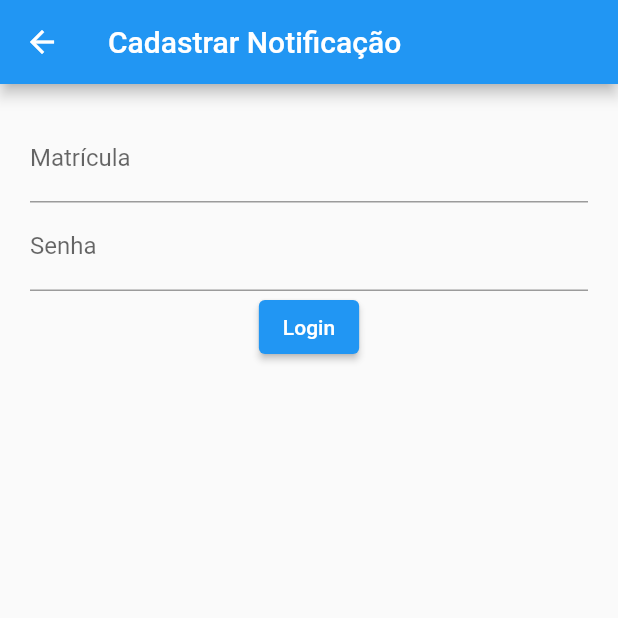
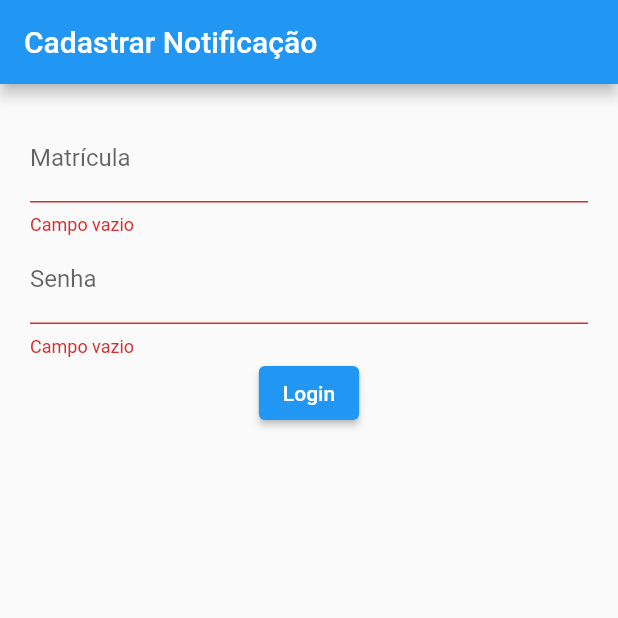
Before and after one commit to gumiri/CDNI, a Flutter app: the Login screen opened directly, after a tap on "Login", on a phone screen of 412 x 824 dp, the top half of it. Run offline on Flutter 3.47's test engine with Material 2 defaults, Android fonts, the phone set to English and light mode, and no system bars; our stand-ins replace sqflite; accounts and stored records are empty.

Commit message:
tela de login

```diff
--- a/lib/Cadastrar.dart
+++ b/lib/Cadastrar.dart
@@ -282,11 +282,9 @@ class _Cadastrar extends State<Cadastrar> {
                   if (!_editing) {
                     DatabaseProvider.db.insert(_editedNotificacao);
                   } else {
-                    DatabaseProvider.db
-                        .updateNotific(_editedNotificacao);
+                    DatabaseProvider.db.updateNotific(_editedNotificacao);
                   }
-
-                  Navigator.popUntil(context, ModalRoute.withName(Navigator.defaultRouteName));
+                  Navigator.of(context).popUntil((route) => route.isFirst);
                 },
                 child: Text('Salvar')),
           ]),
--- a/lib/CadastrarUsuario.dart
+++ b/lib/CadastrarUsuario.dart
@@ -122,7 +122,7 @@ class _CadastrarUsuario extends State<CadastrarUsuario> {
                         .updateUser(_usuario).then((value) => print("Editing"));
                   }
 
-                  Navigator.popUntil(context, ModalRoute.withName(Navigator.defaultRouteName));
+                  Navigator.of(context).popUntil((route) => route.isFirst);
                 })
           ]),
         ),
--- a/lib/Login.dart
+++ /dev/null
@@ -1,73 +0,0 @@
-import 'package:flutter/material.dart';
-import 'main.dart';
-
-class Login extends StatefulWidget {
-  @override
-  _Login createState() => _Login();
-
-
-}
-
-class _Login extends State<Login> {
-  bool login = false;
-  final _matriculaController = TextEditingController();
-  final _senhaController = TextEditingController();
-  @override
-  void initState() {
-    super.initState();
-    //Login().login = false;
-  }
-
-  bool verify() {
-    if (_matriculaController.text == "1211" &&
-        _senhaController.text == "00321") {
-        // TODO: implement setState
-      login = true;
-      main();
-      print(login);
-      return true;
-    }
-    return false;
-  }
-
-  @override
-  Widget build(BuildContext context) {
-    // TODO: implement build
-    return Scaffold(
-      appBar: AppBar(
-        title: Text("Cadastrar Notificação"),
-      ),
-      body: Center(
-          child: Container(
-        padding: EdgeInsets.all(20),
-        child: Column(children: [
-          TextFormField(
-            controller: _matriculaController,
-            decoration: InputDecoration(
-                hintText: "Digite a matrícula", labelText: "Matrícula"),
-          ),
-          TextFormField(
-            controller: _senhaController,
-            obscureText: true,
-            decoration: InputDecoration(
-              hintText: "Digite a senha",
-              labelText: "Senha",
-            ),
-          ),
-          ElevatedButton(
-            onPressed: () {
-              verify();
-              //if (verify()) {
-              //Navigator.push(
-              //context,
-              //MaterialPageRoute(builder: (context) => (MainPage())),
-              //);
-              //}
-            },
-            child: Text("Login"),
-          )
-        ]),
-      )),
-    );
-  }
-}
--- a/lib/Visualizar.dart
+++ b/lib/Visualizar.dart
@@ -78,9 +78,9 @@ class _Visualizar extends State<Visualizar> {
                     context,
                     MaterialPageRoute(
                         builder: (context) => DetailScreen(
-                            notificacao: dbList[index]))).then((value) =>
+                            notificacao: filterList[index]))).then((value) =>
                     DatabaseProvider.db.getData().then((value) => setState(() {
-                          dbList = value;
+                          filterList = dbList = value;
                         })));
               },
             );
--- a/lib/VisualizarUsuario.dart
+++ b/lib/VisualizarUsuario.dart
@@ -77,11 +77,11 @@ class _VisualizarUsuario extends State<VisualizarUsuario> {
                     context,
                     MaterialPageRoute(
                         builder: (context) =>
-                            AgenteDetail(usuario: dbList[index]))).then(
+                            AgenteDetail(usuario: filterList[index]))).then(
                     (value) => DatabaseProvider.db
                         .getUsersData()
                         .then((value) => setState(() {
-                              dbList = value;
+                              filterList = dbList = value;
                             })));
               },
             );
--- a/lib/main.dart
+++ b/lib/main.dart
@@ -1,70 +1,94 @@
-import 'dart:ffi';
-import 'Cadastrar.dart';
-import 'Visualizar.dart';
-import 'CadastrarUsuario.dart';
-import 'VisualizarUsuario.dart';
-
+import 'package:CDNI/Home.dart';
 import 'package:flutter/material.dart';
+import 'main.dart';
 
 void main() {
   runApp(MaterialApp(
-    title: 'Navigation Basics',
-    home: mainPage(),
+    title: 'CDNI',
+    home: Login(),
   ));
 }
 
-class mainPage extends StatelessWidget {
+class Login extends StatefulWidget {
+  @override
+  _Login createState() => _Login();
+
+
+}
+
+class _Login extends State<Login> {
+  final _scaffoldKey = GlobalKey<ScaffoldState>();
+  final _matriculaController = TextEditingController();
+  final _senhaController = TextEditingController();
+  final _formKey = GlobalKey<FormState>();
+  @override
+  void initState() {
+    super.initState();
+  }
+
+  bool verify() {
+    if (_matriculaController.text == "1211" &&
+        _senhaController.text == "00321") {
+      return true;
+    }
+    return false;
+  }
+
   @override
   Widget build(BuildContext context) {
+    // TODO: implement build
     return Scaffold(
       appBar: AppBar(
-        title: Text('CDNI'),
+        title: Text("Cadastrar Notificação"),
       ),
-      body: Center(
-        child: Container(
-          margin: EdgeInsets.symmetric(vertical: 8.0),
-          child: Column(
-            children: <Widget>[
-              ElevatedButton(
-                child: Text('Cadastrar Notificação'),
-                onPressed: () {
-                  Navigator.push(
-                    context,
-                    MaterialPageRoute(builder: (context) => Cadastrar()),
-                  );
-                },
+      body: SingleChildScrollView(
+          child: Container(
+        padding: EdgeInsets.all(20),
+        child: Form(
+          key: _formKey,
+                  child: Column(children: [
+            TextFormField(
+              validator: (value){
+                if (value.isEmpty){
+                  return 'Campo vazio';
+                }
+                if (!verify()){
+                  return 'Matrícula ou senha incorreta';
+                }
+              },
+              controller: _matriculaController,
+              decoration: InputDecoration(
+                  hintText: "Digite a matrícula", labelText: "Matrícula"),
+            ),
+            TextFormField(
+              validator: (value){
+                if (value.isEmpty){
+                  return 'Campo vazio';
+                }
+                if (!verify()){
+                  return 'Matrícula ou senha incorreta';
+                }
+              },
+              controller: _senhaController,
+              obscureText: true,
+              decoration: InputDecoration(
+                hintText: "Digite a senha",
+                labelText: "Senha",
               ),
-              ElevatedButton(
-                child: Text('Visualizar Notificações'),
-                onPressed: () {
-                  Navigator.push(
-                    context,
-                    MaterialPageRoute(builder: (context) => Visualizar()),
-                  );
-                },
-              ),
-              ElevatedButton(
-                child: Text('Cadastrar Usuário'),
-                onPressed: () {
-                  Navigator.push(
-                    context,
-                    MaterialPageRoute(builder: (context) => CadastrarUsuario()),
-                  );
-                },
-              ),
-              ElevatedButton(
-                child: Text('Lista de Usuário'),
-                onPressed: () {
-                  Navigator.push(
-                    context,
-                    MaterialPageRoute(builder: (context) => VisualizarUsuario()),
-                  );
-                },
-              ),
-            ],
-          ),
+            ),
+            ElevatedButton(
+              onPressed: () {
+                _formKey.currentState.validate();
+                if (verify()) {
+                Navigator.pushReplacement(context, MaterialPageRoute(builder: (context) => Home()));
+                }
+              },
+              child: Text("Login"),
+            )
+
+          ]),
         ),
-      ),
+      )),
     );
   }
 }
```
Also changed, not shown: lib/Home.dart (added, +83 -0 lines).
